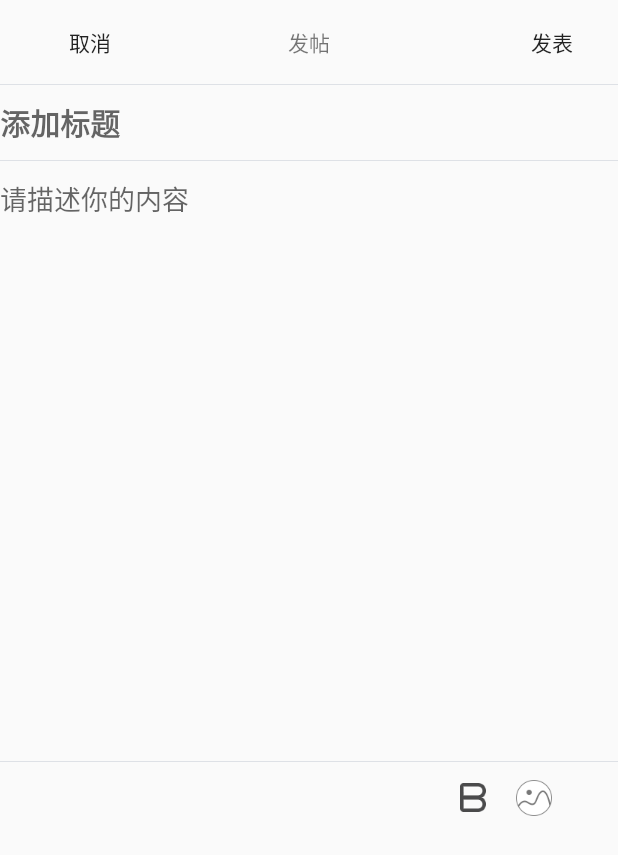
After one commit to wenwudeng/MyWork, an Android app: the LongArticleActivity screen opened directly, with no data from a screen before it, on a phone screen of 412 x 824 dp. The commit adds this screen. Shown: the top 855 px of the screen. Run offline under Robolectric (Android 15) with nearby library versions, the phone set to English and light mode, and no system bars.

Commit message:
1.优化弹窗页面 2.完成长图文页面 3.完成提问页面

```diff
--- a/app/build.gradle
+++ b/app/build.gradle
@@ -26,13 +26,12 @@ dependencies {
     implementation 'androidx.constraintlayout:constraintlayout:1.1.3'
     implementation 'com.github.forvv231:EasyNavigation:1.0.3' /*导航栏*/
     implementation 'com.github.bigdongdong:ChatView:1.2' //添加聊天气泡依赖
-    implementation 'de.hdodenhof:circleimageview:3.1.0'
+    implementation 'de.hdodenhof:circleimageview:3.1.0' //圆形头像
     implementation 'com.google.android.material:material:1.0.0'
     implementation 'androidx.annotation:annotation:1.1.0'
     implementation 'androidx.lifecycle:lifecycle-extensions:2.2.0'
+    implementation 'com.lrq.menu:addpopmenu:1.0.7' //弹窗
 
-    def coordinatorlayout_version = "1.0.0"
-    implementation "androidx.coordinatorlayout:coordinatorlayout:$coordinatorlayout_version"
     implementation 'androidx.legacy:legacy-support-v4:1.0.0'
     testImplementation 'junit:junit:4.12'
     androidTestImplementation 'androidx.test.ext:junit:1.1.1'
--- /dev/null
+++ b/app/src/main/java/com/wenwu/pm/publish/activity/LongArticleActivity.java
@@ -0,0 +1,16 @@
+package com.wenwu.pm.publish.activity;
+
+import androidx.appcompat.app.AppCompatActivity;
+
+import android.os.Bundle;
+
+import com.wenwu.pm.R;
+
+public class LongArticleActivity extends AppCompatActivity {
+
+    @Override
+    protected void onCreate(Bundle savedInstanceState) {
+        super.onCreate(savedInstanceState);
+        setContentView(R.layout.publish_long_aitcle);
+    }
+}
--- a/app/src/main/res/layout/activity_main.xml
+++ b/app/src/main/res/layout/activity_main.xml
@@ -5,7 +5,7 @@
     android:layout_height="match_parent"
     xmlns:app="http://schemas.android.com/apk/res-auto"
     android:background="@color/white"
-    tools:context=".home.activity.MainActivity">
+    tools:context=".MainActivity">
 
     <com.next.easynavigation.view.EasyNavigationBar
         android:id="@+id/navigationBar"
--- /dev/null
+++ b/app/src/main/res/layout/publish_long_aitcle.xml
@@ -0,0 +1,101 @@
+<?xml version="1.0" encoding="utf-8"?>
+<LinearLayout xmlns:android="http://schemas.android.com/apk/res/android"
+    xmlns:app="http://schemas.android.com/apk/res-auto"
+    xmlns:tools="http://schemas.android.com/tools"
+    android:layout_width="match_parent"
+    android:layout_height="match_parent"
+    android:orientation="vertical"
+    tools:context=".publish.activity.LongArticleActivity">
+
+    <androidx.appcompat.widget.Toolbar
+        android:layout_width="match_parent"
+        android:layout_height="wrap_content">
+
+        <Button
+            android:id="@+id/cancel_article"
+            android:layout_width="wrap_content"
+            android:layout_height="wrap_content"
+            android:background="@null"
+            android:text="取消"
+            android:layout_gravity="left" />
+
+        <TextView
+            android:layout_width="wrap_content"
+            android:layout_height="wrap_content"
+            android:text="发帖"
+            android:layout_gravity="center" />
+
+        <Button
+            android:id="@+id/publish_article"
+            android:layout_width="wrap_content"
+            android:layout_height="wrap_content"
+            android:background="@null"
+            android:text="发表"
+            android:layout_gravity="right" />
+
+    </androidx.appcompat.widget.Toolbar>
+
+    <View
+        android:layout_width="match_parent"
+        android:layout_height="0.5dp"
+        android:background="@color/gray" />
+
+    <EditText
+        android:id="@+id/article_title"
+        android:layout_width="match_parent"
+        android:layout_height="50dp"
+        android:hint="添加标题"
+        android:textStyle="bold"
+        android:textSize="20dp"
+        android:background="@null"
+        android:maxLength="25"
+        android:maxLines="2"
+        android:textCursorDrawable="@drawable/self_edit_cursor" />
+
+    <View
+        android:layout_width="match_parent"
+        android:layout_height="0.5dp"
+        android:background="@color/gray" />
+
+    <EditText
+        android:id="@+id/article_content"
+        android:layout_width="match_parent"
+        android:layout_height="400dp"
+        android:autofillHints=""
+        android:paddingBottom="350dp"
+        android:background="@null"
+        android:textCursorDrawable="@drawable/self_edit_cursor"
+        android:maxLines="10"
+        android:hint="请描述你的内容" />
+
+    <View
+        android:layout_width="match_parent"
+        android:layout_height="0.5dp"
+        android:background="@color/gray" />
+    <RelativeLayout
+        android:layout_width="match_parent"
+        android:layout_height="wrap_content">
+
+        <Button
+            android:id="@+id/article_img"
+            android:layout_width="wrap_content"
+            android:layout_height="wrap_content"
+            android:background="@null"
+            android:drawableLeft="@mipmap/icon_img"
+            android:layout_alignParentRight="true"
+            android:layout_marginEnd="-20dp" />
+
+        <Button
+            android:id="@+id/article_content_bold"
+            android:layout_width="wrap_content"
+            android:layout_height="wrap_content"
+            android:layout_toLeftOf="@id/article_img"
+            android:layout_marginEnd="20dp"
+            android:drawableRight="@mipmap/reply_txt_bold_normal"
+            android:background="@null" />
+
+    </RelativeLayout>
+
+
+
+</LinearLayout>
```
Also changed, not shown: app/src/main/AndroidManifest.xml (+6 -6 lines), app/src/main/java/com/wenwu/pm/MainActivity.java (added, +123 -0 lines), app/src/main/java/com/wenwu/pm/home/activity/MainActivity.java (deleted, +0 -18 lines), app/src/main/java/com/wenwu/pm/home/activity/NavigationActivity.java (deleted, +0 -240 lines), app/src/main/res/mipmap-xhdpi/ic_ask_pic.png (added), app/src/main/res/mipmap-xhdpi/icon_img.png (added), app/src/main/res/mipmap-xhdpi/reply_txt_bold_normal.png (added).
